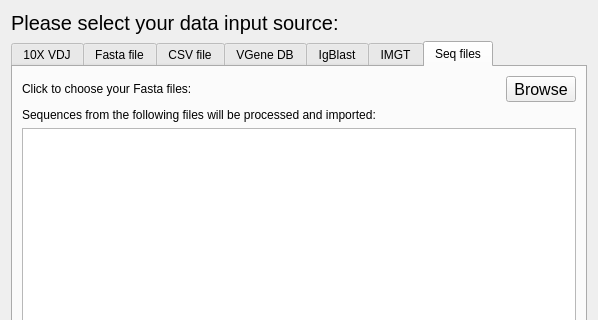
The window that import_data_dialog.ui (WilsonImmunologyLab/VGenes) describes before a commit, drawn with Qt 5; both pictures show x 0 to 598 and y 0 to 320 of the 598 by 929 pixel window.
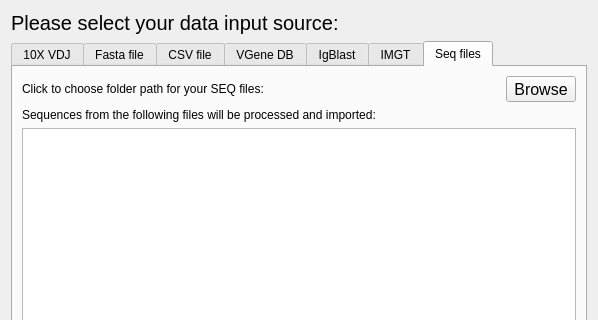
The same window after the commit. The open tabs and pages were chosen to show the change.

Patch:
```diff
--- a/import_data_dialog.ui
+++ b/import_data_dialog.ui
@@ -457,7 +457,7 @@
        <item row="0" column="0">
         <widget class="QLabel" name="label_24">
          <property name="text">
-          <string>Click to choose your Fasta files:</string>
+          <string>Click to choose folder path for your SEQ files:</string>
          </property>
         </widget>
        </item>
```
Left out of the diff: 2 changed lines with no effect on the pictures.
